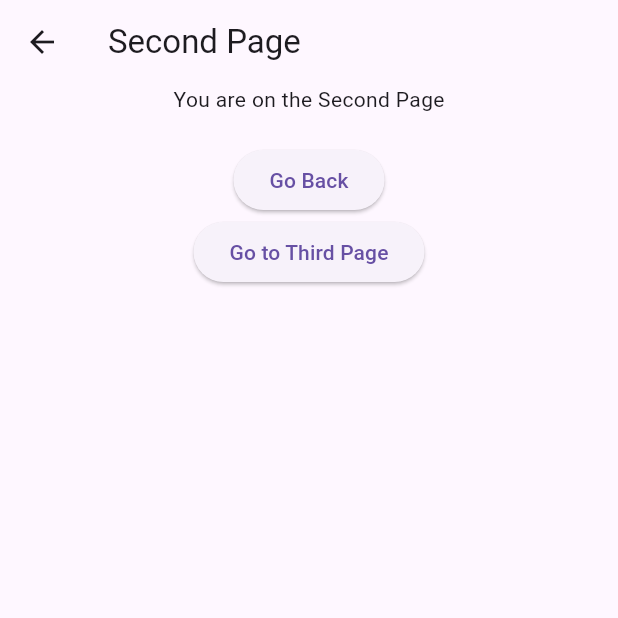
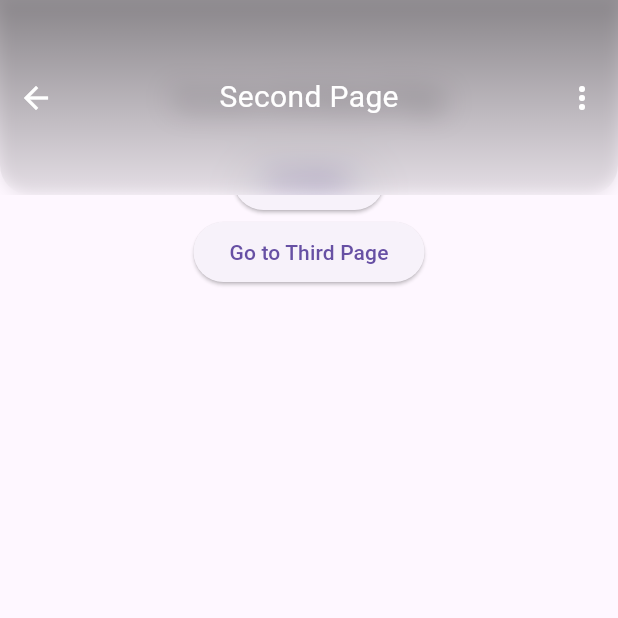
Before and after one commit to hippieperm/edit_x, a Flutter app: the SecondPage screen opened by its route, on a phone screen of 412 x 824 dp, the top half of it. Run offline on Flutter 3.47's test engine with Material 3 defaults, Android fonts, the phone set to English and light mode, and no system bars; our stand-ins replace file_picker, flutter_svg, get, video_player.

Commit message:
앱바 -> 스택

```diff
--- a/lib/pages/second_page.dart
+++ b/lib/pages/second_page.dart
@@ -1,4 +1,4 @@
-import 'package:edit_x/common_widgets/common_app_bar.dart';
+import 'dart:ui';
 import 'package:edit_x/styles/app_colors.dart';
 import 'package:flutter/material.dart';
 import 'package:get/get.dart';
@@ -9,19 +9,18 @@ class SecondPage extends StatelessWidget {
   @override
   Widget build(BuildContext context) {
     return Scaffold(
-      appBar: CommonAppBar(
-        title: const Text('Second Page'),
-        backgroundColor: AppColors.battery,
-      ),
-      body: SingleChildScrollView(
+      body: Stack(
+        children: [
+          SingleChildScrollView(
             child: Center(
               child: Column(
                 mainAxisAlignment: MainAxisAlignment.center,
                 children: <Widget>[
+                  const SizedBox(height: 56), // Height of custom app bar
                   const Text(
                     'You are on the Second Page',
                   ),
-              SizedBox(height: 20),
+                  const SizedBox(height: 20),
                   ElevatedButton(
                     onPressed: () {
                       Get.back();
@@ -34,13 +33,74 @@ class SecondPage extends StatelessWidget {
                     },
                     child: const Text('Go to Third Page'),
                   ),
-              SizedBox(
+                  const SizedBox(
                     height: 10000,
                   )
                 ],
               ),
             ),
           ),
+          Positioned(
+            top: 0,
+            left: 0,
+            right: 0,
+            child: ClipRRect(
+              borderRadius: const BorderRadius.vertical(
+                bottom: Radius.circular(0), // Bottom corners radius
+              ),
+              child: BackdropFilter(
+                filter: ImageFilter.blur(sigmaX: 10.0, sigmaY: 10.0),
+                child: Container(
+                  height: 130.0,
+                  decoration: BoxDecoration(
+                    gradient: LinearGradient(
+                      begin: Alignment.bottomCenter,
+                      end: Alignment.topCenter,
+                      colors: [
+                        AppColors.transparent,
+                        AppColors.black.withOpacity(0.4),
+                      ],
+                      stops: const [0.0, 1.0],
+                    ),
+                    borderRadius: const BorderRadius.vertical(
+                      bottom: Radius.circular(20.0), // Bottom corners radius
+                    ),
+                    boxShadow: [
+                      BoxShadow(
+                        color: Colors.transparent.withOpacity(0.1),
+                        blurRadius: 8.0,
+                      ),
+                    ],
+                  ),
+                  child: Row(
+                    mainAxisAlignment: MainAxisAlignment.spaceBetween,
+                    children: [
+                      IconButton(
+                        icon: const Icon(Icons.arrow_back),
+                        color: Colors.white,
+                        onPressed: () {
+                          Get.back();
+                        },
+                      ),
+                      const Text(
+                        'Second Page',
+                        style: TextStyle(color: Colors.white, fontSize: 20),
+                      ),
+                      IconButton(
+                        icon: const Icon(Icons.more_vert),
+                        color: Colors.white,
+                        onPressed: () {
+                          // Add your onPressed code here!
+                        },
+                      ),
+                    ],
+                  ),
+                ),
+              ),
+            ),
+          ),
+        ],
+      ),
     );
   }
 }
```
Also changed, not shown: pubspec.yaml (+4 -4 lines), pubspec.lock. Lines whose indentation alone changed are shown as unchanged.
